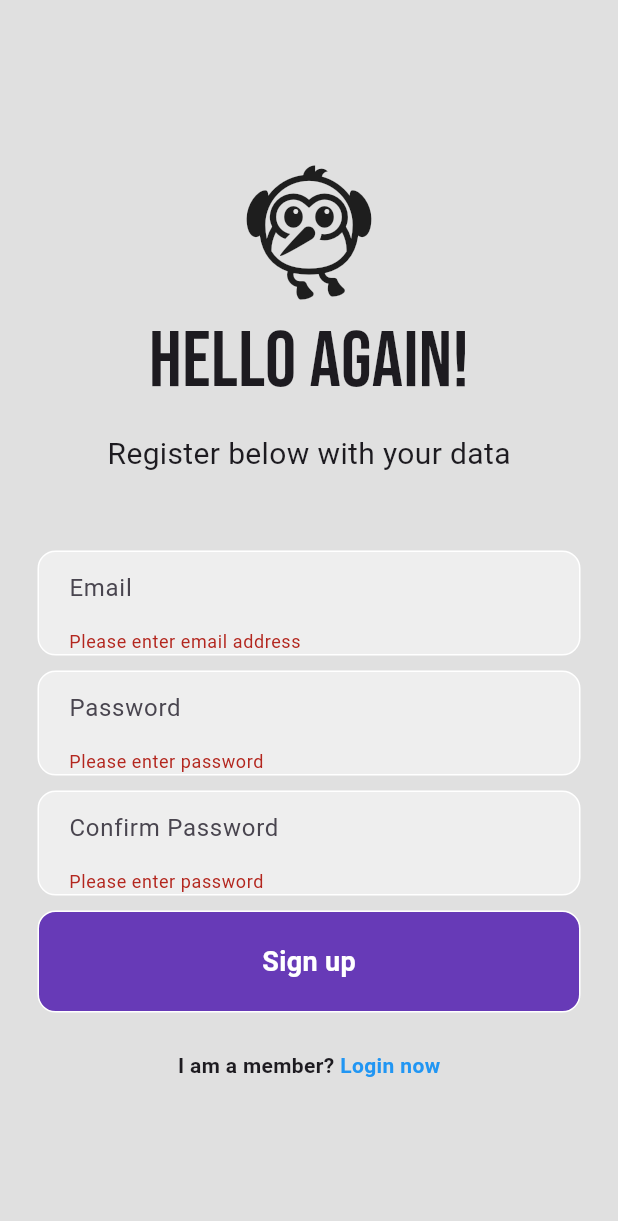
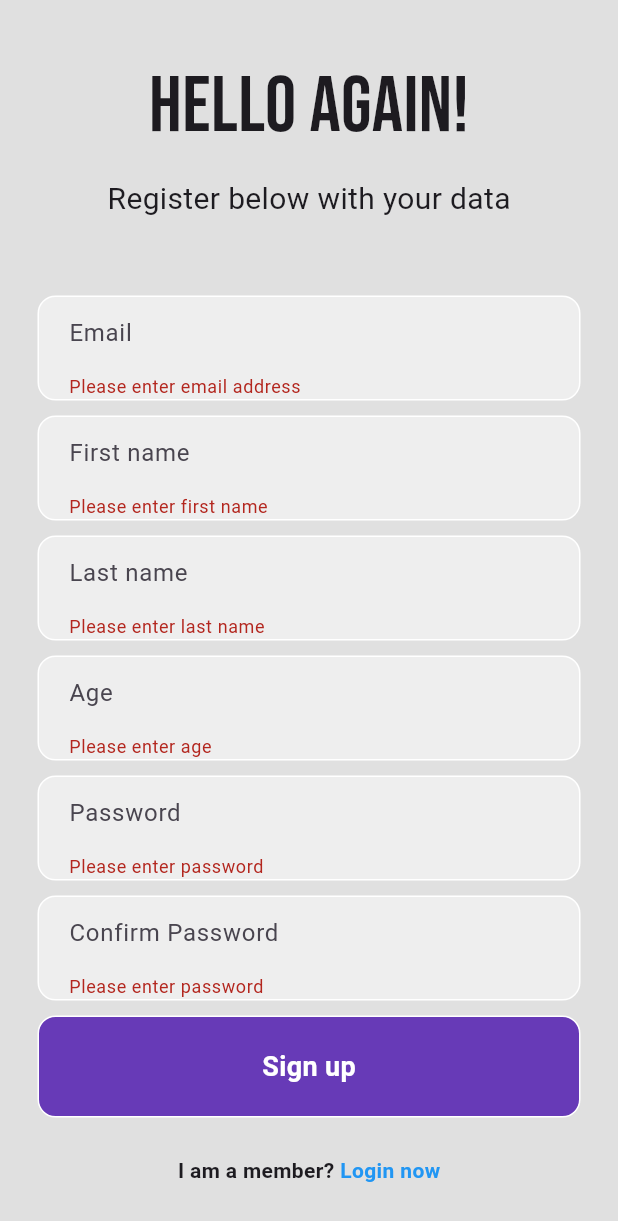
Before and after one commit to sinh3008/flutter_firebase_tutorials, a Flutter app: the RegisterPage screen opened directly with empty values, after a tap on "Sign up", on a phone screen of 412 x 824 dp. Shown: the top 1221 px of the screen. Run offline on Flutter 3.47's test engine with Material 3 defaults, Android fonts, the phone set to English and light mode, and no system bars; our stand-ins replace cloud_firestore, firebase_auth, firebase_core, google_fonts; accounts and stored records are empty.

Commit message:
show thong tin

```diff
--- a/lib/screen/forgot_password_page.dart
+++ b/lib/screen/forgot_password_page.dart
@@ -1,6 +1,4 @@
 import 'package:firebase_auth/firebase_auth.dart';
-import 'package:firebase_core/firebase_core.dart';
-import 'package:flutter/foundation.dart';
 import 'package:flutter/material.dart';
 
 class ForgotPasswordPage extends StatefulWidget {
--- a/lib/screen/register_page.dart
+++ b/lib/screen/register_page.dart
@@ -1,3 +1,4 @@
+import 'package:cloud_firestore/cloud_firestore.dart';
 import 'package:firebase_auth/firebase_auth.dart';
 import 'package:flutter/material.dart';
 import 'package:google_fonts/google_fonts.dart';
@@ -15,19 +16,45 @@ class _RegisterPageState extends State<RegisterPage> {
   final _emailController = TextEditingController();
   final _passwordController = TextEditingController();
   final _confirmPasswordController = TextEditingController();
+  final _firstNameController = TextEditingController();
+  final _lastNameController = TextEditingController();
+  final _ageController = TextEditingController();
 
   Future signUp() async {
     if (_formKey.currentState!.validate()) {
       ScaffoldMessenger.of(context).showSnackBar(
         const SnackBar(content: Text('Processing Data')),
       );
+      // create user
       if (_passwordController.text.trim() ==
           _confirmPasswordController.text.trim()) {
         await FirebaseAuth.instance.createUserWithEmailAndPassword(
             email: _emailController.text.trim(),
             password: _passwordController.text.trim());
       }
+
+      //add user
+      addUserDetails(
+        email: _emailController.text.trim(),
+        firstName: _firstNameController.text,
+        lastName: _lastNameController.text.trim(),
+        age: int.parse(_ageController.text.trim()),
+      );
     }
+  }
+
+  Future addUserDetails({
+    required String email,
+    required String firstName,
+    required String lastName,
+    required int age,
+  }) async {
+    await FirebaseFirestore.instance.collection('users').add({
+      'first name': firstName,
+      'last name': lastName,
+      'age': age,
+      'email': email,
+    });
   }
 
   @override
@@ -35,6 +62,9 @@ class _RegisterPageState extends State<RegisterPage> {
     _emailController.dispose();
     _passwordController.dispose();
     _confirmPasswordController.dispose();
+    _firstNameController.dispose();
+    _lastNameController.dispose();
+    _ageController.dispose();
     super.dispose();
   }
 
@@ -52,10 +82,6 @@ class _RegisterPageState extends State<RegisterPage> {
               child: Column(
                 mainAxisAlignment: MainAxisAlignment.center,
                 children: [
-                  const Icon(
-                    Icons.flutter_dash,
-                    size: 100,
-                  ),
                   //hello again
                   Text(
                     'Hello Again!',
@@ -99,6 +125,99 @@ class _RegisterPageState extends State<RegisterPage> {
                         decoration: const InputDecoration(
                           border: InputBorder.none,
                           hintText: 'Email',
+                        ),
+                      ),
+                    ),
+                  ),
+                  const SizedBox(
+                    height: 10,
+                  ),
+
+                  //first name text field
+                  Padding(
+                    padding: const EdgeInsets.symmetric(horizontal: 25),
+                    child: Container(
+                      padding: const EdgeInsets.symmetric(horizontal: 20.0),
+                      decoration: BoxDecoration(
+                        color: Colors.grey[200],
+                        borderRadius: BorderRadius.circular(12),
+                        border: Border.all(
+                          color: Colors.white,
+                        ),
+                      ),
+                      child: TextFormField(
+                        validator: (value) {
+                          if (value == null || value.isEmpty) {
+                            return 'Please enter first name';
+                          }
+                          return null;
+                        },
+                        controller: _firstNameController,
+                        decoration: const InputDecoration(
+                          border: InputBorder.none,
+                          hintText: 'First name',
+                        ),
+                      ),
+                    ),
+                  ),
+                  const SizedBox(
+                    height: 10,
+                  ),
+
+                  //last name text field
+                  Padding(
+                    padding: const EdgeInsets.symmetric(horizontal: 25),
+                    child: Container(
+                      padding: const EdgeInsets.symmetric(horizontal: 20.0),
+                      decoration: BoxDecoration(
+                        color: Colors.grey[200],
+                        borderRadius: BorderRadius.circular(12),
+                        border: Border.all(
+                          color: Colors.white,
+                        ),
+                      ),
+                      child: TextFormField(
+                        validator: (value) {
+                          if (value == null || value.isEmpty) {
+                            return 'Please enter last name';
+                          }
+                          return null;
+                        },
+                        controller: _lastNameController,
+                        decoration: const InputDecoration(
+                          border: InputBorder.none,
+                          hintText: 'Last name',
+                        ),
+                      ),
+                    ),
+                  ),
+                  const SizedBox(
+                    height: 10,
+                  ),
+
+                  //age text field
+                  Padding(
+                    padding: const EdgeInsets.symmetric(horizontal: 25),
+                    child: Container(
+                      padding: const EdgeInsets.symmetric(horizontal: 20.0),
+                      decoration: BoxDecoration(
+                        color: Colors.grey[200],
+                        borderRadius: BorderRadius.circular(12),
+                        border: Border.all(
+                          color: Colors.white,
+                        ),
+                      ),
+                      child: TextFormField(
+                        validator: (value) {
+                          if (value == null || value.isEmpty) {
+                            return 'Please enter age ';
+                          }
+                          return null;
+                        },
+                        controller: _ageController,
+                        decoration: const InputDecoration(
+                          border: InputBorder.none,
+                          hintText: 'Age',
                         ),
                       ),
                     ),
```
Also changed, not shown: lib/readdata/get_user_name.dart (added, +26 -0 lines), lib/screen/home_page.dart (+36 -1 lines).
